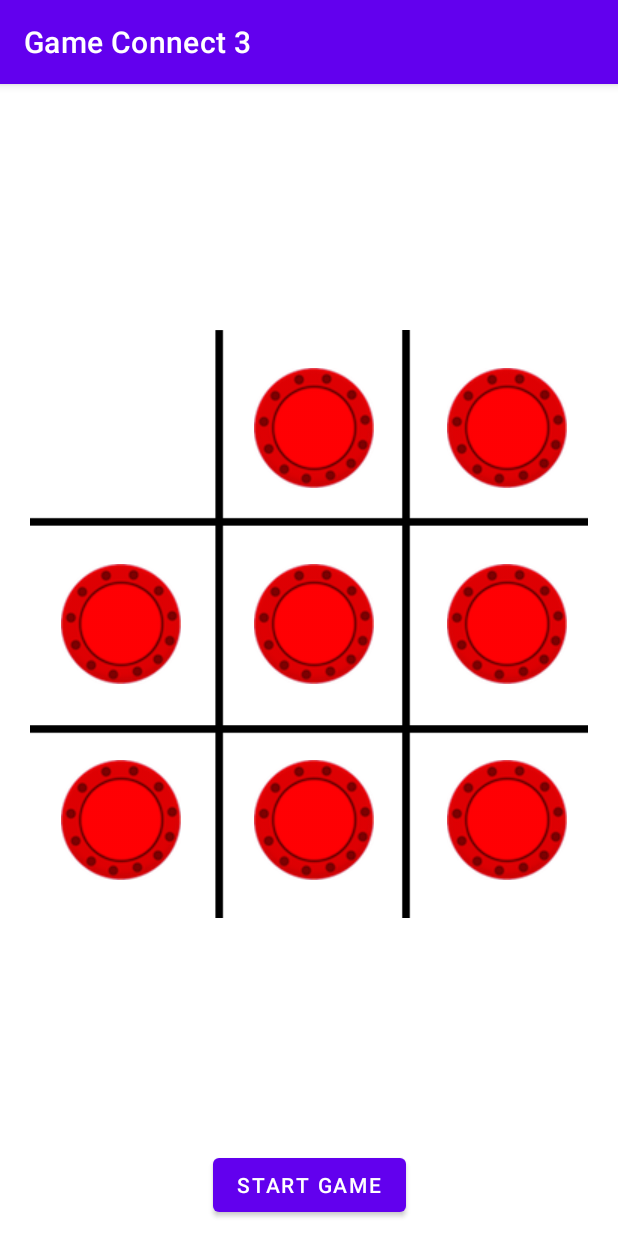
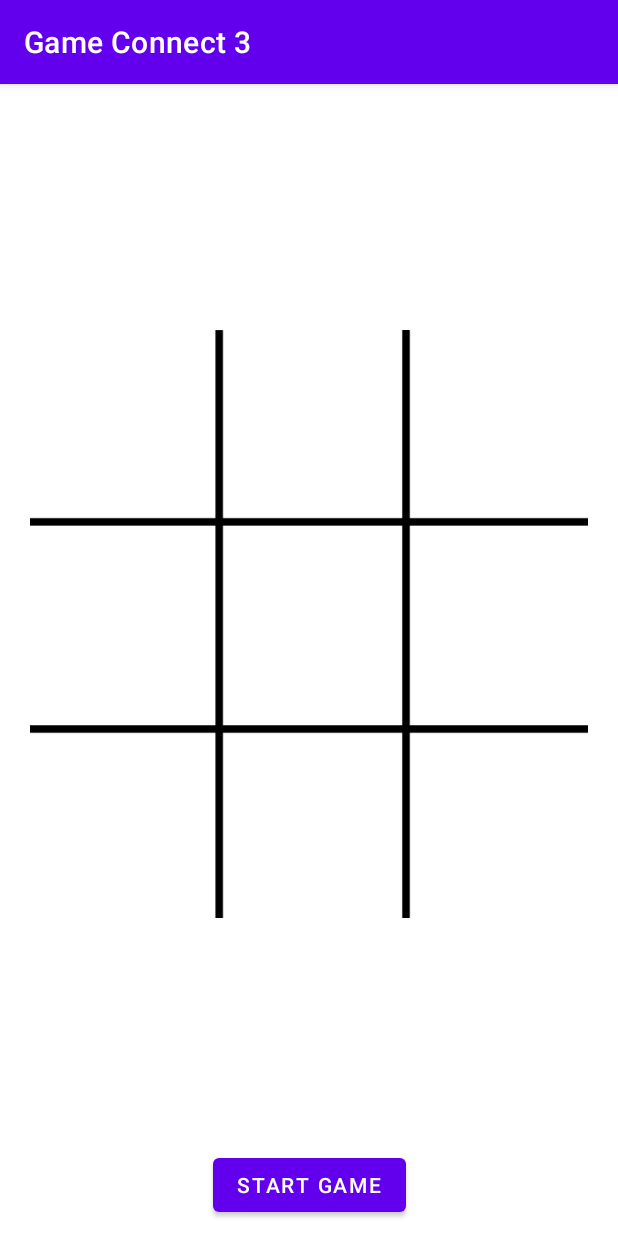
Before and after one commit to DevStar999/game-connect-3, an Android app: the screen it shows after launch (MainActivity), on a phone screen of 412 x 824 dp. Run offline under Robolectric (Android 15) with nearby library versions, the phone set to English and light mode, and no system bars.

Commit message:
Added a blank image at start as placeholder for the game pieces and tested all cells for move animation

```diff
--- a/app/src/main/java/com/example/gameconnect3/MainActivity.java
+++ b/app/src/main/java/com/example/gameconnect3/MainActivity.java
@@ -12,9 +12,11 @@ public class MainActivity extends AppCompatActivity {
     public void makeMove(View view) {
         String viewTag = view.getTag().toString();
         Log.i("Slot Pressed :", "Slot: " + viewTag);
-        ((ImageView) view).setImageResource(R.drawable.red);
-        view.setY(-1*1500);
-        view.animate().translationY(0).setDuration(200);
+        //Log.i("Co-ordinates :", "x: " + location[0] + ", y: " + location[1]);
+        ((ImageView) view).setImageResource(R.drawable.red);// Testing with red piece
+        view.setTranslationY(-1000);
+        view.setAlpha(1);
+        view.animate().translationYBy(1000).setDuration(200);
     }
 
     @Override
--- a/app/src/main/res/layout/activity_main.xml
+++ b/app/src/main/res/layout/activity_main.xml
@@ -38,7 +38,9 @@
             android:layout_rowWeight="1"
             android:layout_columnWeight="1"
             android:scaleType="centerInside"
-            android:onClick="makeMove" />
+            android:onClick="makeMove"
+            android:src="@drawable/blank"
+            android:alpha="0"/>
         <ImageView
             android:id="@+id/cellImageView1"
             android:tag="1"
@@ -47,7 +49,8 @@
             android:layout_columnWeight="1"
             android:scaleType="centerInside"
             android:onClick="makeMove"
-            android:src="@drawable/red"/>
+            android:src="@drawable/blank"
+            android:alpha="0"/>
         <ImageView
             android:id="@+id/cellImageView2"
             android:tag="2"
@@ -56,7 +59,8 @@
             android:layout_columnWeight="1"
             android:scaleType="centerInside"
             android:onClick="makeMove"
-            android:src="@drawable/red"/>
+            android:src="@drawable/blank"
+            android:alpha="0"/>
         <ImageView
             android:id="@+id/cellImageView3"
             android:tag="3"
@@ -65,7 +69,8 @@
             android:layout_columnWeight="1"
             android:scaleType="centerInside"
             android:onClick="makeMove"
-            android:src="@drawable/red"/>
+            android:src="@drawable/blank"
+            android:alpha="0"/>
         <ImageView
             android:id="@+id/cellImageView4"
             android:tag="4"
@@ -74,7 +79,8 @@
             android:layout_columnWeight="1"
             android:scaleType="centerInside"
             android:onClick="makeMove"
-            android:src="@drawable/red"/>
+            android:src="@drawable/blank"
+            android:alpha="0"/>
         <ImageView
             android:id="@+id/cellImageView5"
             android:tag="5"
@@ -83,7 +89,8 @@
             android:layout_columnWeight="1"
             android:scaleType="centerInside"
             android:onClick="makeMove"
-            android:src="@drawable/red"/>
+            android:src="@drawable/blank"
+            android:alpha="0"/>
         <ImageView
             android:id="@+id/cellImageView6"
             android:tag="6"
@@ -92,7 +99,8 @@
             android:layout_columnWeight="1"
             android:scaleType="centerInside"
             android:onClick="makeMove"
-            android:src="@drawable/red"/>
+            android:src="@drawable/blank"
+            android:alpha="0"/>
         <ImageView
             android:id="@+id/cellImageView7"
             android:tag="7"
@@ -101,7 +109,8 @@
             android:layout_columnWeight="1"
             android:scaleType="centerInside"
             android:onClick="makeMove"
-            android:src="@drawable/red"/>
+            android:src="@drawable/blank"
+            android:alpha="0"/>
         <ImageView
             android:id="@+id/cellImageView8"
             android:tag="8"
@@ -110,7 +119,8 @@
             android:layout_columnWeight="1"
             android:scaleType="centerInside"
             android:onClick="makeMove"
-            android:src="@drawable/red"/>
+            android:src="@drawable/blank"
+            android:alpha="0"/>
     </GridLayout>
 
     <Button
```
Also changed, not shown: app/src/main/res/drawable/blank.jpeg (added).
